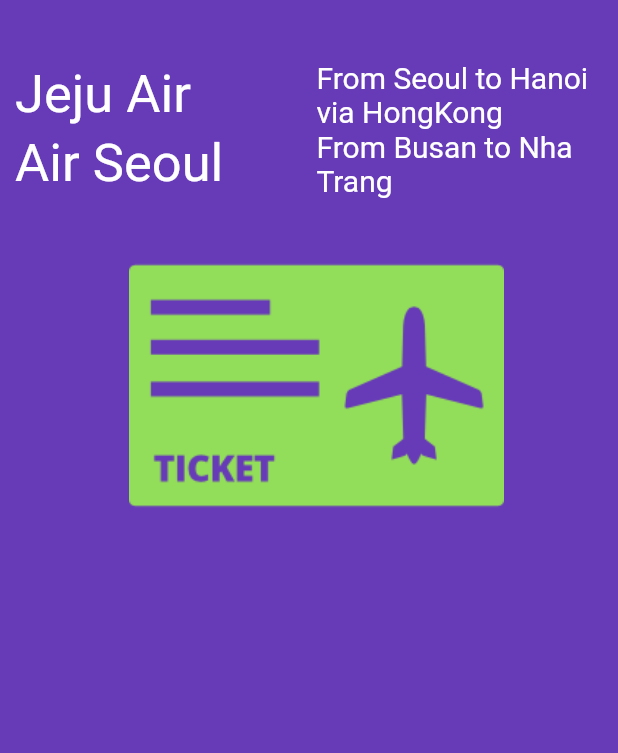
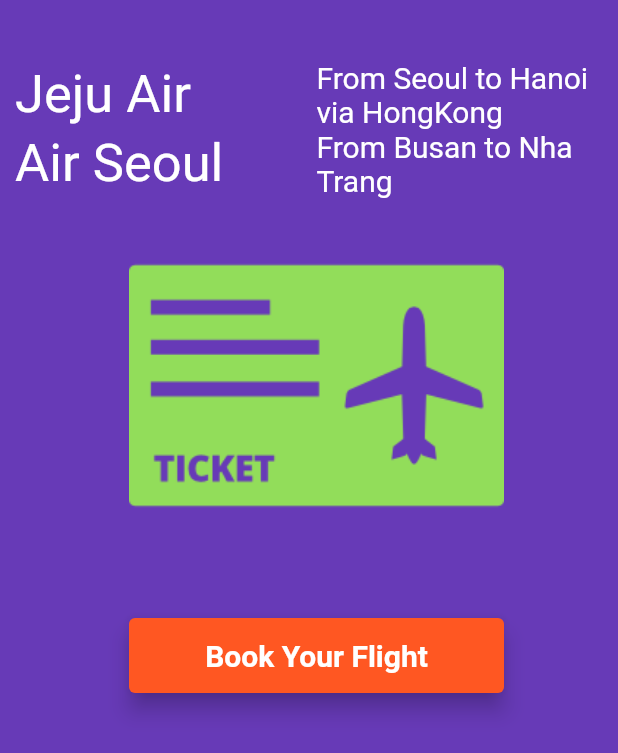
Before and after one commit to minhbka/flutter_tutorial, a Flutter app: the screen it shows after launch, on a phone screen of 412 x 824 dp. Shown: the top 753 px of the screen. Run offline on Flutter 3.47's test engine with Material 2 defaults, Android fonts, the phone set to English and light mode, and no system bars.

Commit message:
Elevated Button and Alert Dialog Widget

```diff
--- a/lib/app_screens/home.dart
+++ b/lib/app_screens/home.dart
@@ -72,6 +72,7 @@
               ]
             ),
             FlightImageAsset(),
+            FlightBookingButton(),
           ],
         )
       )
@@ -87,3 +88,41 @@
     return Container(child:image);
   }
 }
+
+class FlightBookingButton extends StatelessWidget {
+  @override
+  Widget build(BuildContext context) {
+    return Container(
+      margin:EdgeInsets.only(top:30.0),
+      width:250.0,
+      height:50.0,
+      child:ElevatedButton(
+        child: Text(
+          "Book Your Flight",
+          style:TextStyle(
+            color:Colors.white,
+            fontSize:20.0,
+            fontFamily: "Roboto",
+            fontWeight:FontWeight.w700
+          )
+        ),
+        onPressed: ()=> bookFlight(context),
+        style:ElevatedButton.styleFrom(
+          primary: Colors.deepOrange,
+          elevation: 6.0,
+        )
+      )
+    );
+  }
+  void bookFlight(BuildContext context) {
+    var alertDialog = new AlertDialog(
+      title:Text("Flight Booked Successfully"),
+      content:Text("Have a good time")
+    );
+    showDialog(
+      context:context,
+      builder: (BuildContext context) => alertDialog
+    );
+  }
+
+}
```
